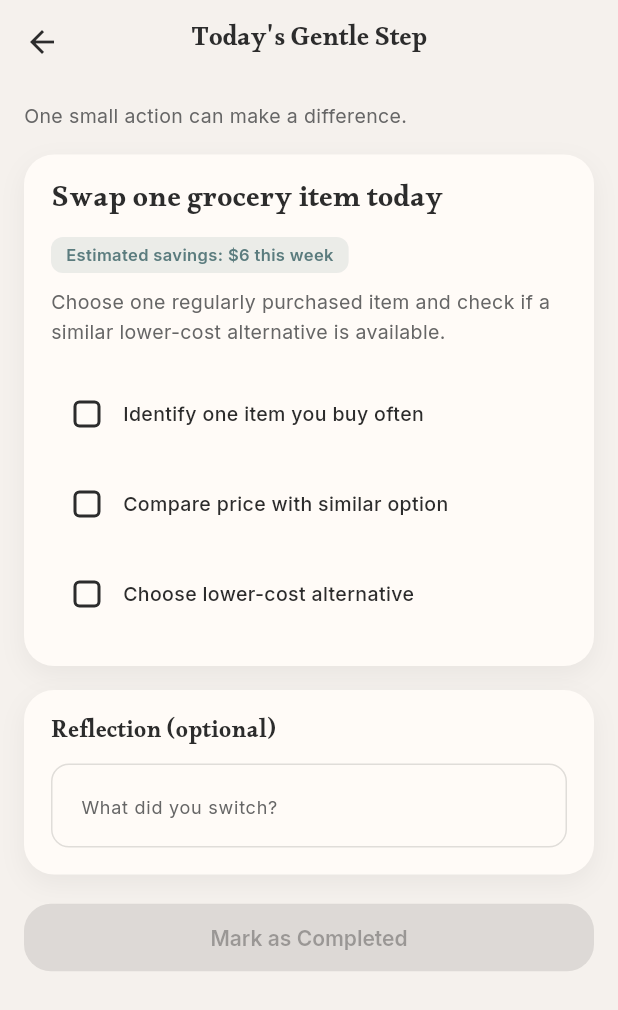
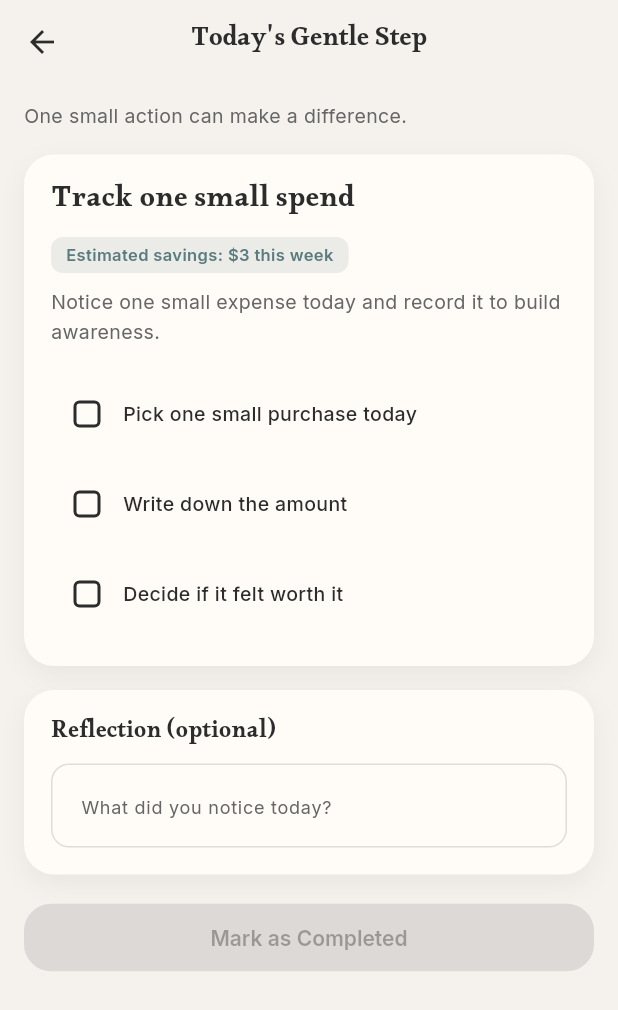
Before and after one commit to thisisouvik/PocketNest, a Flutter app: the TodaysGentleStepScreen screen opened directly, on a phone screen of 412 x 824 dp. Shown: the top 1010 px of the screen. Run offline on Flutter 3.47's test engine with Material 3 defaults, Android fonts, the phone set to English and light mode, and no system bars; our stand-ins replace flutter_bloc, flutter_dotenv, flutter_svg, font_awesome_flutter, google_sign_in, sign_in_with_apple and 1 more; accounts and stored records are empty.

Commit message:
feat: Enhance TodaysGentleStepScreen with onboarding data and dynamic task selection

```diff
--- a/lib/features/home/screens/home_screen.dart
+++ b/lib/features/home/screens/home_screen.dart
@@ -459,8 +459,10 @@ class _HomeTabState extends State<_HomeTab> {
                     onPressed: () async {
                       final completed = await Navigator.of(context).push<bool>(
                         PageRouteBuilder(
-                          pageBuilder: (_, __, ___) =>
-                              const TodaysGentleStepScreen(),
+                          pageBuilder: (_, __, ___) => TodaysGentleStepScreen(
+                            onboardingData: _onboardingData,
+                            skippedOnboarding: _skippedOnboarding,
+                          ),
                           transitionsBuilder:
                               (context, animation, secondaryAnimation, child) {
                                 final offset = Tween<Offset>(
--- a/lib/features/home/screens/todays_gentle_step_screen.dart
+++ b/lib/features/home/screens/todays_gentle_step_screen.dart
@@ -2,18 +2,31 @@ import 'package:flutter/material.dart';
 import 'package:pocketnest/core/theme/app_theme.dart';
 
 class TodaysGentleStepScreen extends StatefulWidget {
-  const TodaysGentleStepScreen({super.key});
+  const TodaysGentleStepScreen({
+    super.key,
+    this.onboardingData,
+    this.skippedOnboarding = false,
+  });
+
+  final Map<String, dynamic>? onboardingData;
+  final bool skippedOnboarding;
 
   @override
   State<TodaysGentleStepScreen> createState() => _TodaysGentleStepScreenState();
 }
 
 class _TodaysGentleStepScreenState extends State<TodaysGentleStepScreen> {
-  bool _checkedItem = false;
-  bool _checkedCompare = false;
-  bool _checkedChoose = false;
+  late final _GentleTask _task;
+  late List<bool> _stepChecks;
   bool _completed = false;
   final TextEditingController _reflectionController = TextEditingController();
+
+  @override
+  void initState() {
+    super.initState();
+    _task = _selectTask();
+    _stepChecks = List<bool>.filled(_task.steps.length, false);
+  }
 
   @override
   void dispose() {
@@ -21,7 +34,7 @@ class _TodaysGentleStepScreenState extends State<TodaysGentleStepScreen> {
     super.dispose();
   }
 
-  bool get _allChecked => _checkedItem && _checkedCompare && _checkedChoose;
+  bool get _allChecked => _stepChecks.every((step) => step);
 
   void _markCompleted() {
     setState(() {
@@ -69,8 +82,8 @@ class _TodaysGentleStepScreenState extends State<TodaysGentleStepScreen> {
               child: Column(
                 crossAxisAlignment: CrossAxisAlignment.start,
                 children: [
-                  const Text(
-                    'Swap one grocery item today',
+                  Text(
+                    _task.title,
                     style: TextStyle(
                       fontFamily: 'Alkalami',
                       fontSize: 20,
@@ -88,8 +101,8 @@ class _TodaysGentleStepScreenState extends State<TodaysGentleStepScreen> {
                       color: AppTheme.primaryColor.withOpacity(0.12),
                       borderRadius: BorderRadius.circular(8),
                     ),
-                    child: const Text(
-                      'Estimated savings: \$6 this week',
+                    child: Text(
+                      _task.savings,
                       style: TextStyle(
                         fontFamily: 'Inter',
                         fontSize: 11,
@@ -99,9 +112,8 @@ class _TodaysGentleStepScreenState extends State<TodaysGentleStepScreen> {
                     ),
                   ),
                   const SizedBox(height: 10),
-                  const Text(
-                    'Choose one regularly purchased item and check if a similar '
-                    'lower-cost alternative is available.',
+                  Text(
+                    _task.description,
                     style: TextStyle(
                       fontFamily: 'Inter',
                       fontSize: 13,
@@ -111,32 +123,17 @@ class _TodaysGentleStepScreenState extends State<TodaysGentleStepScreen> {
                     ),
                   ),
                   const SizedBox(height: 14),
-                  _ChecklistRow(
-                    label: 'Identify one item you buy often',
-                    value: _checkedItem,
-                    onChanged: (value) {
-                      setState(() {
-                        _checkedItem = value;
-                      });
-                    },
-                  ),
-                  _ChecklistRow(
-                    label: 'Compare price with similar option',
-                    value: _checkedCompare,
-                    onChanged: (value) {
-                      setState(() {
-                        _checkedCompare = value;
-                      });
-                    },
-                  ),
-                  _ChecklistRow(
-                    label: 'Choose lower-cost alternative',
-                    value: _checkedChoose,
-                    onChanged: (value) {
-                      setState(() {
-                        _checkedChoose = value;
-                      });
-                    },
+                  ...List.generate(
+                    _task.steps.length,
+                    (index) => _ChecklistRow(
+                      label: _task.steps[index],
+                      value: _stepChecks[index],
+                      onChanged: (value) {
+                        setState(() {
+                          _stepChecks[index] = value;
+                        });
+                      },
+                    ),
                   ),
                 ],
               ),
@@ -159,7 +156,7 @@ class _TodaysGentleStepScreenState extends State<TodaysGentleStepScreen> {
                   TextField(
                     controller: _reflectionController,
                     decoration: InputDecoration(
-                      hintText: 'What did you switch?',
+                      hintText: _task.reflectionHint,
                       hintStyle: const TextStyle(
                         fontFamily: 'Inter',
                         fontSize: 12,
@@ -269,6 +266,124 @@ class _TodaysGentleStepScreenState extends State<TodaysGentleStepScreen> {
       ],
     );
   }
+
+  _GentleTask _selectTask() {
+    if (widget.skippedOnboarding || widget.onboardingData == null) {
+      return _GentleTask.defaultTask;
+    }
+
+    final data = widget.onboardingData!;
+    final moneyStretch = _getValue(data, 'money_stretch');
+    final timeAvailable = _getValue(data, 'time_available');
+    final shoppingStyle = _getValue(data, 'shopping_style');
+    final growthPreference = _getValue(data, 'growth_preference');
+
+    if (moneyStretch == 'Everyday essentials' ||
+        moneyStretch == 'Housing and utilities') {
+      return _GentleTask.grocerySwap;
+    }
+
+    if (timeAvailable == 'Just a few minutes') {
+      return _GentleTask.quickBillCheck;
+    }
+
+    if (shoppingStyle == 'Often last-minute') {
+      return _GentleTask.planOneMeal;
+    }
+
+    if (growthPreference == 'Learning more before deciding') {
+      return _GentleTask.learnOneTerm;
+    }
+
+    return _GentleTask.defaultTask;
+  }
+
+  String _getValue(Map<String, dynamic> data, String key) {
+    final entry = data[key];
+    if (entry is Map && entry['value'] != null) {
+      return entry['value'].toString();
+    }
+    return entry?.toString() ?? '';
+  }
+}
+
+class _GentleTask {
+  const _GentleTask({
+    required this.title,
+    required this.savings,
+    required this.description,
+    required this.steps,
+    required this.reflectionHint,
+  });
+
+  final String title;
+  final String savings;
+  final String description;
+  final List<String> steps;
+  final String reflectionHint;
+
+  static const _GentleTask grocerySwap = _GentleTask(
+    title: 'Swap one grocery item today',
+    savings: 'Estimated savings: \$6 this week',
+    description:
+        'Choose one regularly purchased item and check a lower-cost option.',
+    steps: [
+      'Identify one item you buy often',
+      'Compare price with a similar option',
+      'Choose the lower-cost alternative',
+    ],
+    reflectionHint: 'What did you switch?',
+  );
+
+  static const _GentleTask quickBillCheck = _GentleTask(
+    title: 'Review one recurring bill',
+    savings: 'Estimated savings: \$5 this week',
+    description: 'Open one bill and check for a small fee or plan adjustment.',
+    steps: [
+      'Pick one bill you pay monthly',
+      'Check for small fees or upgrades',
+      'Note one possible savings tweak',
+    ],
+    reflectionHint: 'Which bill did you review?',
+  );
+
+  static const _GentleTask planOneMeal = _GentleTask(
+    title: 'Plan one low-cost meal',
+    savings: 'Estimated savings: \$7 this week',
+    description: 'Pick one simple meal and list just the essentials you need.',
+    steps: [
+      'Choose one meal for the week',
+      'List only the needed ingredients',
+      'Skip extras you already have',
+    ],
+    reflectionHint: 'What meal did you plan?',
+  );
+
+  static const _GentleTask learnOneTerm = _GentleTask(
+    title: 'Learn one money term',
+    savings: 'Estimated savings: \$4 this week',
+    description:
+        'Pick one term you hear often and learn its simple definition.',
+    steps: [
+      'Choose one term you hear often',
+      'Read a short, simple definition',
+      'Write one sentence in your words',
+    ],
+    reflectionHint: 'Which term did you learn?',
+  );
+
+  static const _GentleTask defaultTask = _GentleTask(
+    title: 'Track one small spend',
+    savings: 'Estimated savings: \$3 this week',
+    description:
+        'Notice one small expense today and record it to build awareness.',
+    steps: [
+      'Pick one small purchase today',
+      'Write down the amount',
+      'Decide if it felt worth it',
+    ],
+    reflectionHint: 'What did you notice today?',
+  );
 }
 
 class _SectionCard extends StatelessWidget {
```
